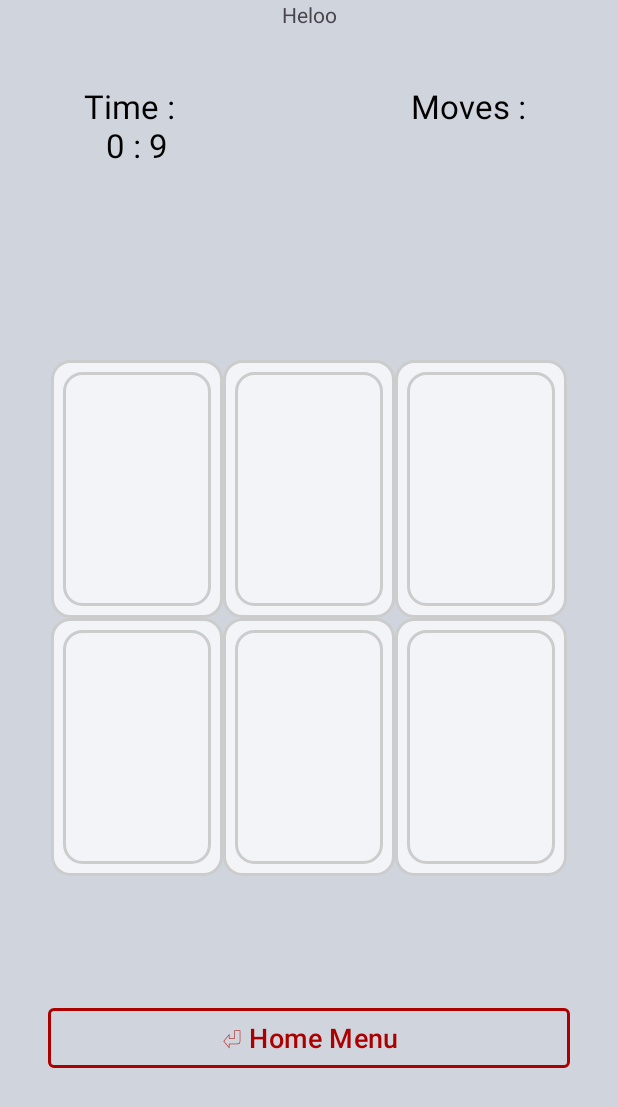
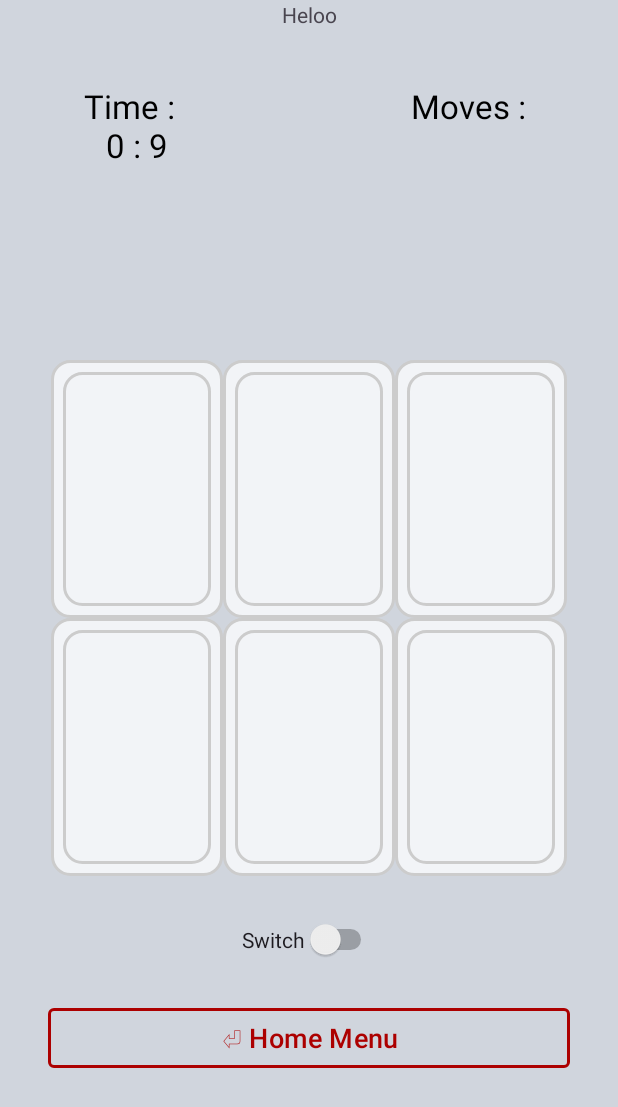
Before and after one commit to PatNoO/Memory-Madness, an Android app: the fragment EasyFragment placed in its activity, on a phone screen of 412 x 824 dp. Shown: the top 1107 px of the screen. Run offline under Robolectric (Android 15) with nearby library versions, the phone set to English and light mode, and no system bars; Roboto replaces fonts that are not available here.

Commit message:
Added so that player has a switch button to pause the game

```diff
--- a/app/src/main/res/layout/fragment_easy.xml
+++ b/app/src/main/res/layout/fragment_easy.xml
@@ -272,5 +272,15 @@
         app:strokeColor="@color/primary_red"
         app:strokeWidth="2dp" />
 
+    <Switch
+        android:id="@+id/switch_pause_fe"
+        android:layout_width="wrap_content"
+        android:layout_height="wrap_content"
+        android:text="Switch"
+        app:layout_constraintBottom_toTopOf="@+id/btn_home_menu_fe"
+        app:layout_constraintEnd_toEndOf="parent"
+        app:layout_constraintStart_toStartOf="parent"
+        app:layout_constraintTop_toBottomOf="@+id/cardView_gameplan_fe" />
+
 
 </androidx.constraintlayout.widget.ConstraintLayout>
```
Also changed, not shown: app/src/main/java/com/example/memory_madness/Fragments/game_play/EasyFragment.kt (+25 -8 lines).
